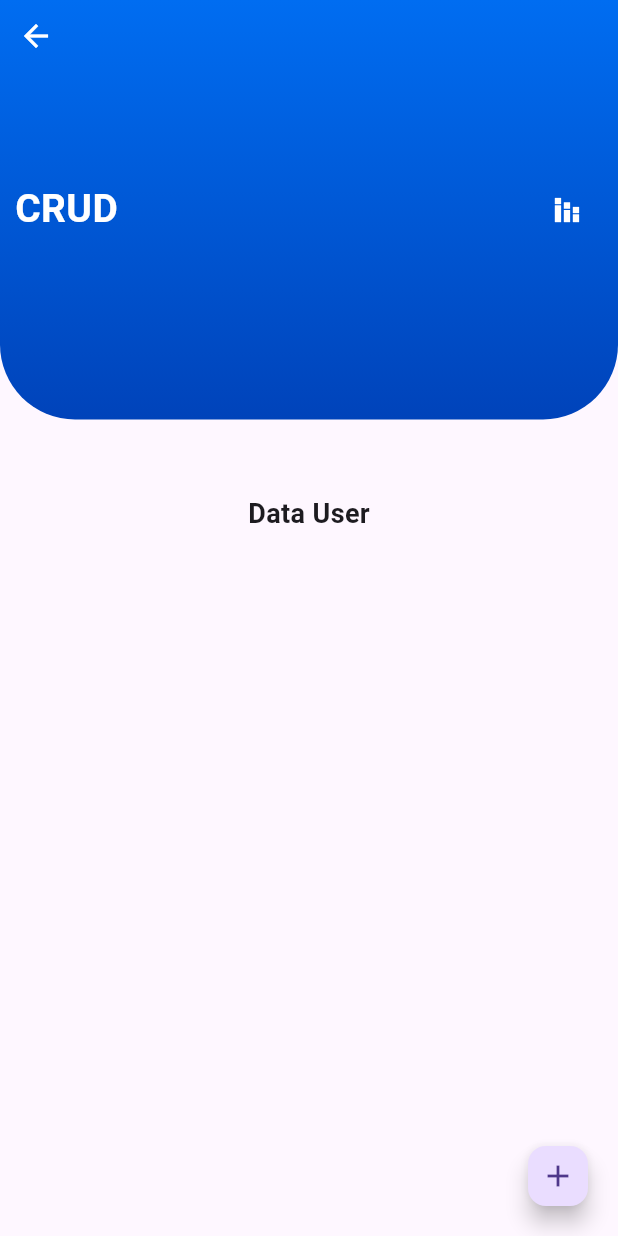
After one commit to ahmad-mujamil/pmobile, a Flutter app: the Crud screen opened by its route, after a tap on the "stacked bar chart" icon, on a phone screen of 412 x 824 dp. The commit adds this screen. Run offline on Flutter 3.47's test engine with Material 3 defaults, Android fonts, the phone set to English and light mode, and no system bars; our stand-ins replace flutter_map, latlong2, sqflite; missing offline and left inert: flutter_map_location_marker, gallery_image_viewer; accounts and stored records are empty.

Commit message:
add crud

```diff
--- /dev/null
+++ b/lib/db/database_helper.dart
@@ -0,0 +1,207 @@
+import 'package:intl/intl.dart';
+import 'package:latihan1_jamil002/db/database_service.dart';
+import 'package:latihan1_jamil002/models/user.dart';
+import 'package:sqflite/sqflite.dart';
+
+class DatabaseHelper {
+  final tableUser = 'users';
+
+  Future<void> createTable(Database database) async {
+    await database.execute('''
+      CREATE TABLE IF NOT EXISTS $tableUser (
+        id INTEGER PRIMARY KEY AUTOINCREMENT,
+        nim TEXT DEFAULT NULL,
+        nama TEXT DEFAULT NULL,
+        jurusan TEXT DEFAULT NULL
+      )
+    ''');
+
+  }
+
+  Future<int> createUser(User user) async {
+    final database = await DatabaseService().database;
+    return await database.insert(tableUser, user.toJson());
+  }
+
+  Future<List<User>> getUsers() async {
+    final database = await DatabaseService().database;
+    final users = await database
+        .rawQuery('''SELECT * FROM $tableUser ORDER BY nama''');
+    return users.map((data) => User.fromJson(data)).toList();
+  }
+
+  Future<int> deleteUser(User user) async {
+    final database = await DatabaseService().database;
+    return await database.delete(tableUser,where: "id = ?",whereArgs: [user.id]);
+  }
+
+  Future<int> updateUser(User user,int id) async {
+    final database = await DatabaseService().database;
+    return await database.update(tableUser,user.toJson(),where: "id = ?",whereArgs: [id]);
+  }
+  // Future<List<TarifSqfliteModel>> fetchTarifByGol({required String gol}) async {
+  //   final database = await DatabaseService().database;
+  //   var mapList = await database
+  //       .rawQuery('SELECT * FROM $tableTarif WHERE cKdGol= "$gol" ');
+  //   return mapList.map((data) => TarifSqfliteModel.fromJson(data)).toList();
+  // }
+
+  // Future<List<DiameterSqfliteModel>> fetchAllDiameter() async {
+  //   final database = await DatabaseService().database;
+  //   var mapList = await database.rawQuery('SELECT * FROM $tableDiameter ');
+  //   return mapList.map((data) => DiameterSqfliteModel.fromJson(data)).toList();
+  // }
+
+  // Future<List<DiameterSqfliteModel>> fetchDiameterById(
+  //     {required String id}) async {
+  //   final database = await DatabaseService().database;
+  //   var mapList = await database
+  //       .rawQuery('SELECT * FROM $tableDiameter WHERE id= "$id" ');
+  //   return mapList.map((data) => DiameterSqfliteModel.fromJson(data)).toList();
+  // }
+
+  // Future<List<ByAdminSqfliteModel>> fetchAllByAdmin() async {
+  //   final database = await DatabaseService().database;
+  //   var mapList = await database.rawQuery('SELECT * FROM $tableByAdmin ');
+  //   return mapList.map((data) => ByAdminSqfliteModel.fromJson(data)).toList();
+  // }
+
+  // Future<List<ByAdminSqfliteModel>> fetchByAdminByGol(
+  //     {required String gol}) async {
+  //   final database = await DatabaseService().database;
+  //   var mapList = await database
+  //       .rawQuery('SELECT * FROM $tableByAdmin WHERE cKdGol= "$gol" ');
+  //   return mapList.map((data) => ByAdminSqfliteModel.fromJson(data)).toList();
+  // }
+
+  // Future<List<BacaanSqfliteModel>> fetchDataSudahCatat() async {
+  //   final database = await DatabaseService().database;
+  //   final bacaan = await database.rawQuery(
+  //       '''SELECT * FROM $tableBacameter Where dTglCatat Is Not Null ORDER BY cIdPel''');
+  //   return bacaan.map((data) => BacaanSqfliteModel.fromJson(data)).toList();
+  // }
+
+  // Future<List<BacaanSqfliteModel>> fetchDataBelumUpload() async {
+  //   final database = await DatabaseService().database;
+  //   final bacaan = await database.rawQuery(
+  //       '''SELECT * FROM $tableBacameter Where dTglCatat Is Not Null AND dTglUpload is null ORDER BY cIdPel''');
+  //   return bacaan.map((data) => BacaanSqfliteModel.fromJson(data)).toList();
+  // }
+
+  // Future<int> updatePelangganBelumUpload() async {
+  //   final database = await DatabaseService().database;
+  //   return await database.update(
+  //     tableBacameter,
+  //     {
+  //       'dTglUpload': null,
+  //     },
+  //     where: 'dTglUpload IS NOT NULL',
+  //   );
+  // }
+
+  // Future<List<Map<String, dynamic>>> fetchDataSisaByWilayah() async {
+  //   final database = await DatabaseService().database;
+  //   final data = await database.rawQuery(
+  //       '''SELECT vcJalan,vcWilayah, count(*) as jumlah FROM $tableBacameter  GROUP BY vcJalan ORDER BY vcJalan''');
+  //   return data;
+  // }
+
+  // Future<List<BacaanSqfliteModel>> getJumlahSudahCatatByWilayah(
+  //     {required String namaWilayah}) async {
+  //   final database = await DatabaseService().database;
+  //   final bacaan = await database.rawQuery(
+  //       '''SELECT * FROM $tableBacameter Where dTglCatat IS NOT NULL AND vcJalan = '$namaWilayah' ORDER BY cIdPel''');
+  //   return bacaan.map((data) => BacaanSqfliteModel.fromJson(data)).toList();
+  // }
+
+  // Future<List<BacaanSqfliteModel>> getPelangganByWilayah(
+  //     {required String namaWilayah}) async {
+  //   final database = await DatabaseService().database;
+  //   final bacaan = await database.rawQuery(
+  //       '''SELECT * FROM $tableBacameter Where vcJalan = '$namaWilayah' ORDER BY cIdPel''');
+  //   return bacaan.map((data) => BacaanSqfliteModel.fromJson(data)).toList();
+  // }
+
+  // Future<List<BacaanSqfliteModel>> getBelumUploadPelanggan() async {
+  //   final database = await DatabaseService().database;
+  //   final bacaan = await database.rawQuery(
+  //       '''SELECT * FROM $tableBacameter Where dTglUpload Is Null AND dTglCatat Is Not Null ORDER BY dTglCatat DESC limit 50''');
+  //   return bacaan.map((data) => BacaanSqfliteModel.fromJson(data)).toList();
+  // }
+
+  // Future<List<BacaanSqfliteModel>> getDigitAkhirPelanggan(
+  //     {required String key}) async {
+  //   final database = await DatabaseService().database;
+  //   final bacaan = await database.rawQuery(
+  //       '''SELECT * FROM $tableBacameter Where cIdPel LIKE '%$key' ORDER BY cIdPel''');
+  //   return bacaan.map((data) => BacaanSqfliteModel.fromJson(data)).toList();
+  // }
+
+  // Future<int> deleteBacameter() async {
+  //   final database = await DatabaseService().database;
+  //   return await database.delete(tableBacameter);
+  // }
+
+  // Future<int> deleteStatus() async {
+  //   final database = await DatabaseService().database;
+  //   return await database.delete(tableStatus);
+  // }
+
+  // Future<int> deleteTarif() async {
+  //   final database = await DatabaseService().database;
+  //   return await database.delete(tableTarif);
+  // }
+
+  // Future<int> deleteByAdmin() async {
+  //   final database = await DatabaseService().database;
+  //   return await database.delete(tableByAdmin);
+  // }
+
+  // Future<int> deleteDiameter() async {
+  //   final database = await DatabaseService().database;
+  //   return await database.delete(tableDiameter);
+  // }
+
+  // Future<int> updateBacameter({
+  //   required String cIdPel,
+  //   required String dTglCatat,
+  //   required int nStIni,
+  //   required int nPakai,
+  //   required String cKetWM,
+  //   required String txtFoto,
+  //   required String txtPathFoto,
+  //   required String txtMemo,
+  //   required int nEstimasi,
+  // }) async {
+  //   final database = await DatabaseService().database;
+  //   return await database.update(
+  //       tableBacameter,
+  //       {
+  //         'dTglCatat': dTglCatat,
+  //         'nStIni': nStIni,
+  //         'nPakai': nPakai,
+  //         'cKetWM': cKetWM,
+  //         'txtFoto': txtFoto,
+  //         'txtPathFoto': txtPathFoto,
+  //         'txtMemo': txtMemo,
+  //         'nEstimasi': nEstimasi,
+  //         'dTglUpload': null,
+  //       },
+  //       where: 'cIdPel = ?',
+  //       whereArgs: [cIdPel]);
+  // }
+
+  // Future<int> updatePelangganUpload({
+  //   required String cIdPel,
+  // }) async {
+  //   final database = await DatabaseService().database;
+  //   return await database.update(
+  //       tableBacameter,
+  //       {
+  //         'dTglUpload':
+  //             DateFormat('yyyy-MM-dd HH:mm:ss').format(DateTime.now()),
+  //       },
+  //       where: 'cIdPel = ?',
+  //       whereArgs: [cIdPel]);
+  // }
+}
--- /dev/null
+++ b/lib/db/database_service.dart
@@ -0,0 +1,40 @@
+import 'dart:io';
+import 'package:latihan1_jamil002/db/database_helper.dart';
+import 'package:path/path.dart';
+import 'package:path_provider/path_provider.dart';
+import 'package:sqflite/sqflite.dart';
+
+class DatabaseService {
+  Database? _database;
+
+  Future<Database> get database async {
+    if (_database != null) return _database!;
+    _database = await initDb();
+    return _database!;
+  }
+
+  Future<String> get fullPath async {
+    const name = 'latihan.db';
+    // final path = await getDatabasesPath();
+    var directory = Platform.isAndroid
+        ? await getExternalStorageDirectory() //FOR ANDROID
+        : await getApplicationSupportDirectory();
+    // var directory = await getExternalStorageDirectory();
+    return join(directory!.path, name);
+  }
+
+  Future<Database> initDb() async {
+    final path = await fullPath;
+
+    var database = await openDatabase(
+      path,
+      version: 1,
+      onCreate: _createDb,
+      singleInstance: true,
+    );
+    return database;
+  }
+
+  Future<void> _createDb(Database db, int version) async =>
+      await DatabaseHelper().createTable(db);
+}
--- a/lib/main.dart
+++ b/lib/main.dart
@@ -1,5 +1,6 @@
 import 'package:flutter/material.dart';
 import 'package:latihan1_jamil002/ui/bio.dart';
+import 'package:latihan1_jamil002/ui/crud.dart';
 import 'package:latihan1_jamil002/ui/galery.dart';
 import 'package:latihan1_jamil002/ui/home.dart';
 import 'package:latihan1_jamil002/ui/maps.dart';
@@ -24,7 +25,7 @@ class MainApp extends StatelessWidget {
         '/bio' : (context) => const Bio(),
         '/galery' : (context) => const Galery(),
         '/map' : (context) => const Maps(),
-        '/crud' : (context) => const Maps(),
+        '/crud' : (context) => const Crud(),
       },
     );
   }
--- /dev/null
+++ b/lib/models/user.dart
@@ -0,0 +1,24 @@
+class User {
+  final int? id;
+  final String nim;
+  final String nama;
+  final String jurusan;
+
+
+  User({ this.id, required this.nim, required this.nama,required this.jurusan});
+
+  factory User.fromJson(Map<String, dynamic> json) =>
+      User(
+        id: json["id"],
+        nim: json["nim"],
+        nama: json["nama"],
+        jurusan: json["jurusan"],
+      );
+
+  Map<String, dynamic> toJson() => {
+        "nim": nim,
+        "nama": nama,
+        "jurusan": jurusan,
+      };
+
+}
--- /dev/null
+++ b/lib/ui/crud.dart
@@ -0,0 +1,181 @@
+import 'package:flutter/material.dart';
+import 'package:flutter/widgets.dart';
+import 'package:latihan1_jamil002/db/database_helper.dart';
+import 'package:latihan1_jamil002/models/user.dart';
+import 'package:latihan1_jamil002/ui/component.dart';
+
+
+class Crud extends StatefulWidget {
+  const Crud({super.key});
+  @override
+  State<Crud> createState() => _CrudState();
+}
+
+class _CrudState extends State<Crud> {
+
+  getUser() {
+    db.getUsers().then((value) {
+        dataUsers = value;
+        setState(() {
+
+        });
+      });
+  }
+
+  TextEditingController textNim = TextEditingController();
+  TextEditingController textNama = TextEditingController();
+  TextEditingController textJurusan = TextEditingController();
+
+  List<User> dataUsers = [];
+  DatabaseHelper db = DatabaseHelper();
+  @override
+  void initState() {
+    // TODO: implement initState
+    super.initState();
+    getUser();
+  }
+
+  resetText() {
+    textJurusan.text = "";
+    textNama.text = "";
+    textNim.text = "";
+  }
+
+  formDialog (BuildContext context, int tipe, int? userId) async {
+
+  return await showDialog(
+    barrierDismissible: false,
+    context: context,builder: (context) {
+
+        return StatefulBuilder(builder: (context, setState) {
+          return AlertDialog(
+
+            content: Form(
+
+                child: Column(
+                  mainAxisSize: MainAxisSize.min,
+                  children: [
+                    TextFormField(
+                      controller: textNim,
+                      decoration:
+                          InputDecoration(hintText: "NIM"),
+                    ),
+                    TextFormField(
+                      controller: textNama,
+                      decoration:
+                          InputDecoration(hintText: "Nama"),
+                    ),
+                    TextFormField(
+                      controller: textJurusan,
+                      decoration:
+                          InputDecoration(hintText: "Jurusan"),
+                    ),
+                  ],
+                )),
+            title: Text((tipe== 0 ? 'Tambah Data' : 'Edit Data')),
+            actions: <Widget>[
+              InkWell(
+                child: Text("Cancel",style: TextStyle(fontWeight: FontWeight.bold, color: Colors.red),),
+                onTap: () {
+                  resetText();
+                  Navigator.pop(context);
+                },
+              ),
+              InkWell(
+                child: Text((tipe== 0 ? 'Simpan Data' : 'Update Data'),style: TextStyle(fontWeight: FontWeight.bold, color: Colors.blue),),
+                onTap: () {
+                  User user = User(nim: textNim.text, nama: textNama.text, jurusan: textJurusan.text);
+                  if(tipe==0) {
+
+                    db.createUser(user).then((value) {
+                      getUser();
+
+                    });
+                  }else {
+                    db.updateUser(user,userId!).then((value) => getUser());
+                  }
+                  resetText();
+                  Navigator.pop(context);
+                },
+              ),
+
+            ],
+          );
+        });
+    });
+  }
+
+  @override
+  Widget build(BuildContext context) {
+    return Scaffold(
+      floatingActionButton: FloatingActionButton.small(onPressed: () async {
+        formDialog(context,0,0);
+      },child: const Icon(Icons.add),),
+      body: Column(
+          children: [
+            const Expanded(flex : 2, child: Header() ),
+            Expanded(flex : 3, child: Column(
+              children: [
+                Text('Data User', style: TextStyle(fontSize: 18, fontWeight: FontWeight.bold,)),
+                Expanded(
+                  child: ListView.builder(
+                    itemCount: dataUsers.length,
+                    itemBuilder: (context, index) =>
+                      ListTile(
+
+                          title: Text(dataUsers[index].nama),
+                          subtitle: Text(dataUsers[index].nim),
+                          leading: Icon(Icons.person),
+                          trailing: Row(
+                            mainAxisSize: MainAxisSize.min,
+                            children: [
+                              IconButton(icon : Icon(Icons.edit), onPressed: () {
+                                textNim.text = dataUsers[index].nim;
+                                textNama.text = dataUsers[index].nama;
+                                textJurusan.text = dataUsers[index].jurusan;
+                                formDialog(context,1,dataUsers[index].id);
+                              }),
+                              IconButton(icon: Icon(Icons.delete),
+                                onPressed: () {
+                                db.deleteUser(dataUsers[index]).then((value) => getUser()) ;
+                                resetText();
+                              }),
+                            ],
+                          )
+
+                        ),
+                    )
+                  ),
+              ],)),
+          ],
+        ),
+      );
+
+  }
+}
+
+class Header extends StatelessWidget {
+  const Header({super.key});
+
+  @override
+  Widget build(BuildContext context) {
+    return Stack(
+      fit: StackFit.expand,
+      children: [
+        headerTemplate(
+          Row(
+            mainAxisAlignment: MainAxisAlignment.spaceBetween,
+            children: [
+              const Text('CRUD', style: TextStyle(fontSize: 26, fontWeight: FontWeight.bold,color: Colors.white ),),
+              IconButton(onPressed: () {}, icon: const Icon(Icons.stacked_bar_chart, color: Colors.white,))
+            ],
+          )
+        ),
+        Align(
+          alignment: Alignment.topLeft,
+          child:IconButton(icon: Icon(Icons.arrow_back),onPressed: () => Navigator.pop(context), color: Colors.white,) ,
+        ),
+      ],
+    );
+  }
+}
--- a/lib/ui/home.dart
+++ b/lib/ui/home.dart
@@ -13,7 +13,6 @@ class _HomeState extends State<Home> {
   Widget build(BuildContext context) {
     return Scaffold(
       body: Container(
-        padding: const EdgeInsets.all(10),
         child: const Column(
           children: [
             Expanded(flex : 2, child:  Header()),
@@ -34,13 +33,13 @@ class Header extends StatelessWidget {
       Row(
         mainAxisAlignment: MainAxisAlignment.spaceBetween,
         children: [
-          Text('Latihan Mobile App', style: TextStyle(fontSize: 26, fontWeight: FontWeight.bold,color: Colors.white ),),
+          const Text('Latihan Mobile App', style: TextStyle(fontSize: 26, fontWeight: FontWeight.bold,color: Colors.white ),),
           IconButton(onPressed: () {
             const snackBar = SnackBar(
               content: Text('By Ahmad Mujamil - 2301011002'),
             );
             ScaffoldMessenger.of(context).showSnackBar(snackBar);
-          }, icon: Icon(Icons.info, color: Colors.white,))
+          }, icon: const Icon(Icons.info, color: Colors.white,))
         ],
       )
     );
--- a/lib/ui/maps.dart
+++ b/lib/ui/maps.dart
@@ -1,7 +1,6 @@
 import 'package:flutter/material.dart';
 import 'package:flutter_map/flutter_map.dart';
 import 'package:flutter_map_location_marker/flutter_map_location_marker.dart';
-import 'package:geolocator/geolocator.dart';
 import 'package:latlong2/latlong.dart';
 
 
--- a/pubspec.yaml
+++ b/pubspec.yaml
@@ -14,6 +14,7 @@ dependencies:
   gallery_image_viewer: ^1.2.0
   geolocator: ^11.0.0
   latlong2: ^0.9.1
+  path_provider: ^2.1.3
   sqflite: ^2.3.3
 
 dev_dependencies:
```
Also changed, not shown: pubspec.lock, 7 other files.
